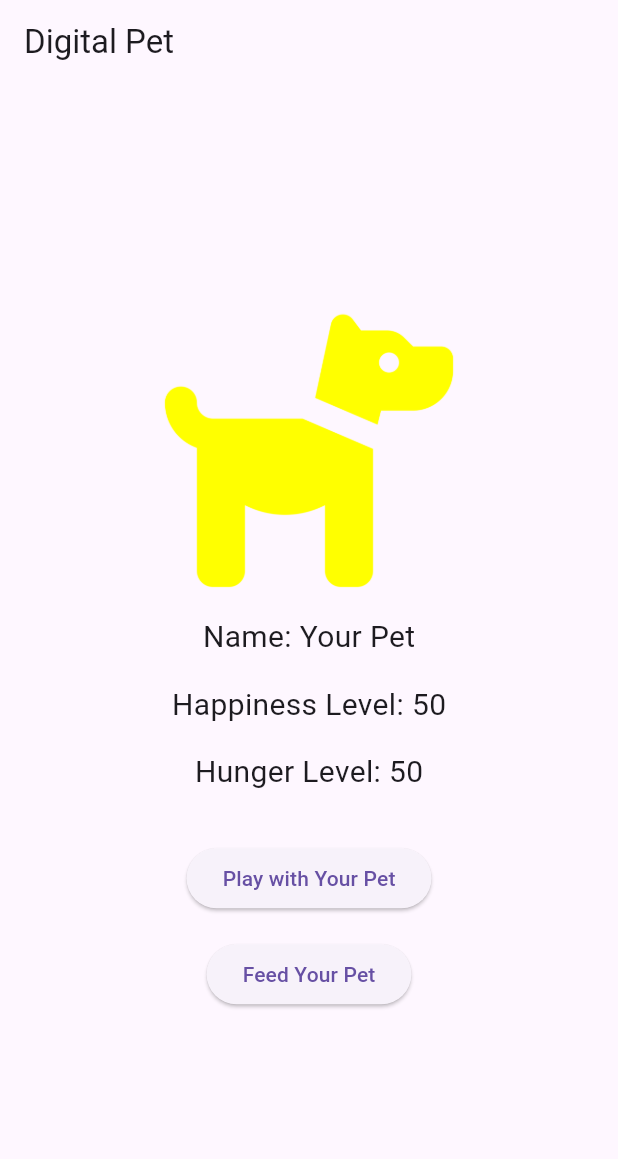
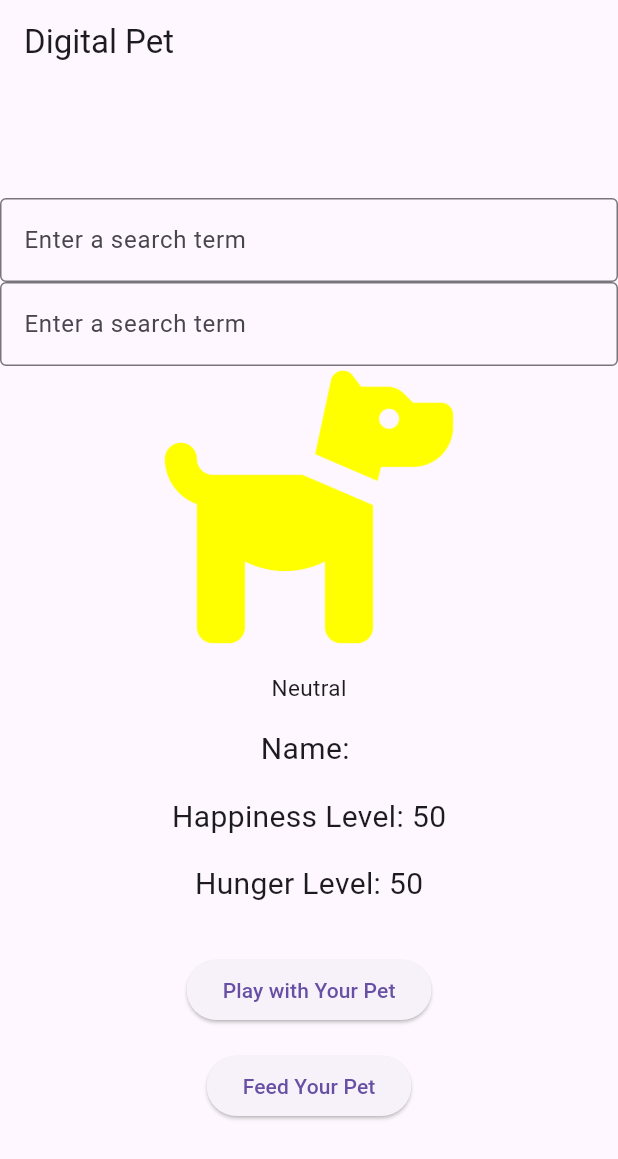
Before and after one commit to Nathan2055/csc4360-activity05-digital_pet_app, a Flutter app: the screen it shows after launch, on a phone screen of 412 x 824 dp. Shown: the top 1159 px of the screen. Run offline on Flutter 3.47's test engine with Material 3 defaults, Android fonts, the phone set to English and light mode, and no system bars.

Commit message:
Started work on text field

```diff
--- a/lib/main.dart
+++ b/lib/main.dart
@@ -10,9 +10,26 @@ class DigitalPetApp extends StatefulWidget {
 }
 
 class _DigitalPetAppState extends State<DigitalPetApp> {
-  String petName = "Your Pet";
+  //String petName = "Your Pet";
+  String petName = '';
   int happinessLevel = 50;
   int hungerLevel = 50;
+
+  // Needed for text field
+  late TextEditingController _controller;
+
+  @override
+  void initState() {
+    super.initState();
+    _controller = TextEditingController();
+  }
+
+  @override
+  void dispose() {
+    _controller.dispose();
+    super.dispose();
+  }
+  // end needed for text field
 
   void _playWithPet() {
     setState(() {
@@ -47,7 +64,7 @@ class _DigitalPetAppState extends State<DigitalPetApp> {
   }
 
   // Display colored icon based on inputted happiness value
-  Image getIcon(int value) {
+  Image getMoodIcon(int value) {
     double iconWidth = 200.0; // update icon width globally here
 
     if (value > 70) {
@@ -61,15 +78,64 @@ class _DigitalPetAppState extends State<DigitalPetApp> {
     }
   }
 
-  @override
-  Widget build(BuildContext context) {
-    return Scaffold(
-      appBar: AppBar(title: Text('Digital Pet')),
-      body: Center(
-        child: Column(
+  // Display colored icon based on inputted happiness value
+  Text getMoodText(int value) {
+    if (value > 70) {
+      return Text('Happy', style: TextStyle(fontSize: 15.0));
+    } else if (value >= 50) {
+      return Text('Neutral', style: TextStyle(fontSize: 15.0));
+    } else if (value >= 1) {
+      return Text('Unhappy', style: TextStyle(fontSize: 15.0));
+    } else {
+      return Text('Neutral', style: TextStyle(fontSize: 15.0));
+    }
+  }
+
+  // Dynamically display query for pet name
+  Column getInterface() {
+    if (petName == '') {
+      return Column(
         mainAxisAlignment: MainAxisAlignment.center,
         children: <Widget>[
-            getIcon(happinessLevel),
+          TextField(
+            controller: _controller,
+            decoration: InputDecoration(
+              border: OutlineInputBorder(),
+              hintText: 'Enter a search term',
+            ),
+            onSubmitted: (String value) async {
+              await showDialog<void>(
+                context: context,
+                builder: (BuildContext context) {
+                  return AlertDialog(
+                    title: const Text('Thanks!'),
+                    content: Text(
+                      'You typed "$value", which has length ${value.characters.length}.',
+                    ),
+                    actions: <Widget>[
+                      TextButton(
+                        onPressed: () {
+                          Navigator.pop(context);
+                        },
+                        child: const Text('OK'),
+                      ),
+                    ],
+                  );
+                },
+              );
+            },
+          ),
+
+          TextField(
+            decoration: InputDecoration(
+              border: OutlineInputBorder(),
+              hintText: 'Enter a search term',
+            ),
+          ),
+
+          getMoodIcon(happinessLevel),
+          SizedBox(height: 16.0),
+          getMoodText(happinessLevel),
           SizedBox(height: 16.0),
           Text('Name: $petName', style: TextStyle(fontSize: 20.0)),
           SizedBox(height: 16.0),
@@ -78,10 +144,7 @@ class _DigitalPetAppState extends State<DigitalPetApp> {
             style: TextStyle(fontSize: 20.0),
           ),
           SizedBox(height: 16.0),
-            Text(
-              'Hunger Level: $hungerLevel',
-              style: TextStyle(fontSize: 20.0),
-            ),
+          Text('Hunger Level: $hungerLevel', style: TextStyle(fontSize: 20.0)),
           SizedBox(height: 32.0),
           ElevatedButton(
             onPressed: _playWithPet,
@@ -90,8 +153,40 @@ class _DigitalPetAppState extends State<DigitalPetApp> {
           SizedBox(height: 16.0),
           ElevatedButton(onPressed: _feedPet, child: Text('Feed Your Pet')),
         ],
+      );
+    } else {
+      return Column(
+        mainAxisAlignment: MainAxisAlignment.center,
+        children: <Widget>[
+          getMoodIcon(happinessLevel),
+          SizedBox(height: 16.0),
+          getMoodText(happinessLevel),
+          SizedBox(height: 16.0),
+          Text('Name: $petName', style: TextStyle(fontSize: 20.0)),
+          SizedBox(height: 16.0),
+          Text(
+            'Happiness Level: $happinessLevel',
+            style: TextStyle(fontSize: 20.0),
           ),
+          SizedBox(height: 16.0),
+          Text('Hunger Level: $hungerLevel', style: TextStyle(fontSize: 20.0)),
+          SizedBox(height: 32.0),
+          ElevatedButton(
+            onPressed: _playWithPet,
+            child: Text('Play with Your Pet'),
           ),
+          SizedBox(height: 16.0),
+          ElevatedButton(onPressed: _feedPet, child: Text('Feed Your Pet')),
+        ],
       );
     }
   }
+
+  @override
+  Widget build(BuildContext context) {
+    return Scaffold(
+      appBar: AppBar(title: Text('Digital Pet')),
+      body: Center(child: getInterface()),
+    );
+  }
+}
```
Lines whose indentation alone changed are shown as unchanged.
